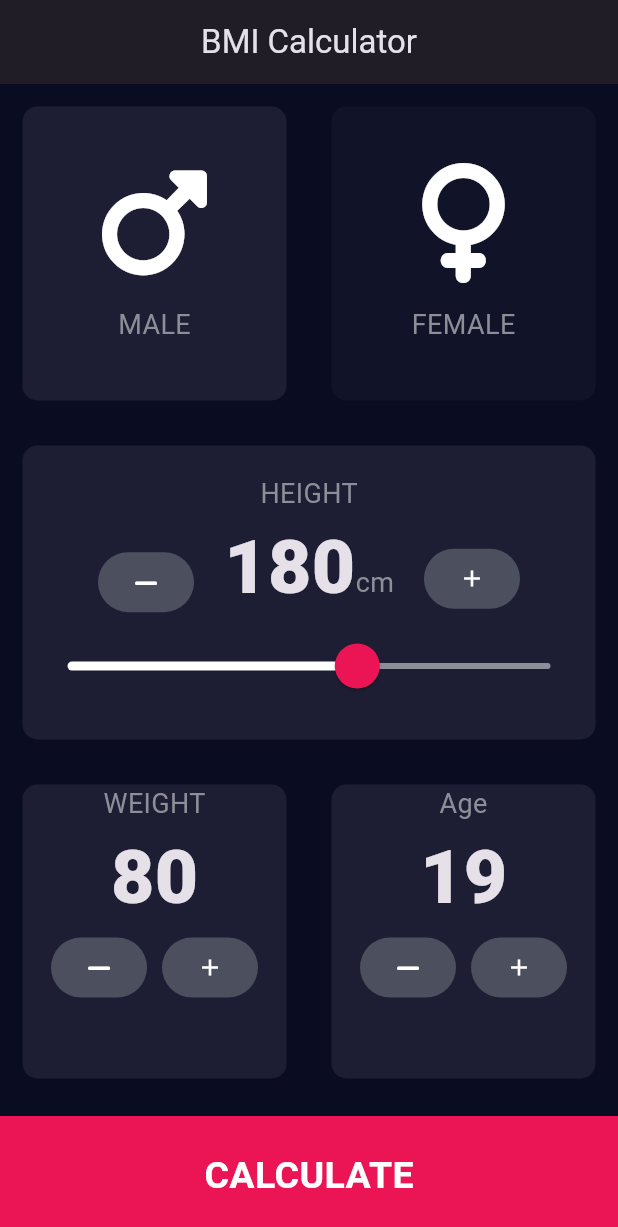
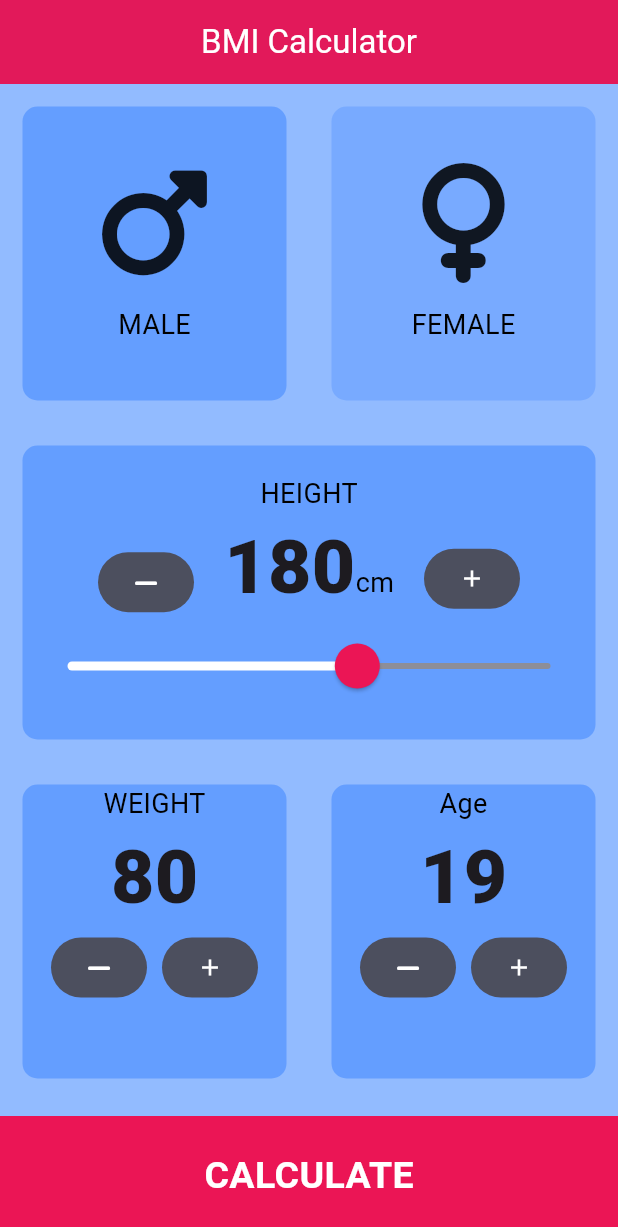
Before and after one commit to UroojAsad/BMI_Calculator, a Flutter app: the screen it shows after launch, on a phone screen of 412 x 824 dp. Shown: the top 1227 px of the screen. Run offline on Flutter 3.47's test engine with Material 3 defaults, Android fonts, the phone set to English and light mode, and no system bars; our stand-ins replace font_awesome_flutter.

```diff
--- a/lib/constants.dart
+++ b/lib/constants.dart
@@ -1,13 +1,13 @@
 import 'package:flutter/material.dart';
 
 const kbottomContainerHeight = 80.0;
-const kactiveContainerColor =Color(0xFF1D1E33);
-const kinactiveContainerColor =Color(0xFF111328);
+const kactiveContainerColor =Color(0xFF649EFF);
+const kinactiveContainerColor =Color(0xFF78AAFF);
 const kbottomContainerColor= Color(0xFFEB1555);
 
 const klableTextStyle=TextStyle(
   fontSize: 18,
-  color: Color(0xFF8D8E98),
+  color: Colors.black,
 );
 
 const knumberTextStyle=TextStyle(
--- a/lib/input_page.dart
+++ b/lib/input_page.dart
@@ -34,7 +34,8 @@ return Scaffold(
 appBar: AppBar(
   centerTitle: true,
 elevation: 2,
-title: Text('BMI Calculator'),
+title: Text('BMI Calculator',
+style: TextStyle(color: Colors.white),),
 ),
 body: Column(
   crossAxisAlignment: CrossAxisAlignment.stretch,
--- a/lib/main.dart
+++ b/lib/main.dart
@@ -13,9 +13,12 @@ class BMI_CALCULATOR extends StatelessWidget {
   @override
   Widget build(BuildContext context) {
     return   MaterialApp(
-    theme: ThemeData.dark().copyWith(
-primaryColor: Color(0xFF0A0D22),
-scaffoldBackgroundColor: Color(0xFF0A0D22)
+     theme: ThemeData.light().copyWith(
+         appBarTheme: AppBarTheme(
+           backgroundColor: Color(0xFFEB1555), // Set AppBar color to green
+         ),
+ primaryColor:Color(0xFF92BBFF),
+scaffoldBackgroundColor: Color(0xFF92BBFF)
 ),
 home: InputPage(),
 );
--- a/lib/results.dart
+++ b/lib/results.dart
@@ -22,6 +22,9 @@ results({required this.bmiresult , required this.resultText , required this.inte
         centerTitle: true,
         title: Text(
           'BMI CALCULATOR',
+          style: TextStyle(
+            color: Colors.white
+          ),
         ),
       ),
       body: Column(
```
